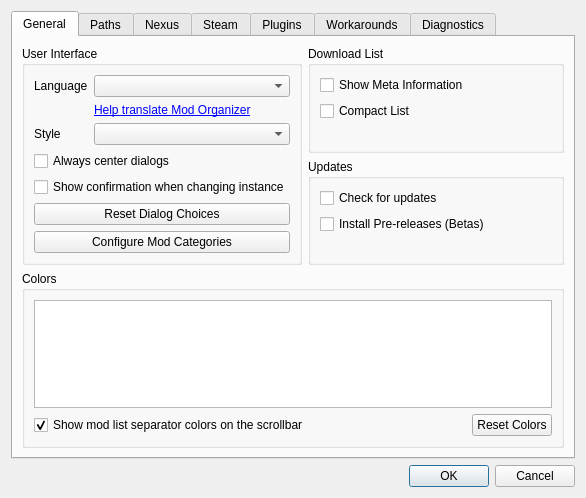
Old version of the form modorganizer/src/settingsdialog.ui in the repository Holt59/mo2-merge.
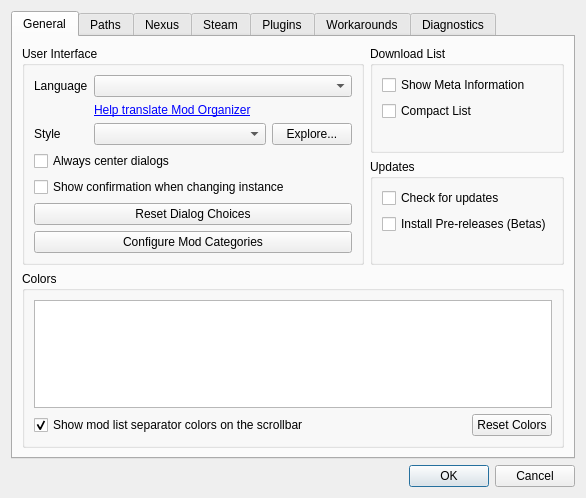
New version of the form. Icons and pictures are not drawn. Custom widgets are drawn as their Qt base class.

Commit message: [modorganizer] added explore button in the settings to open stylesheets folder added stylesheets folder to the open folders button moved "Open MO2 Logs folder" up to be with instance folders, removed "MO2" in the name

Diff of the .ui file:
```diff
--- a/modorganizer/src/settingsdialog.ui
+++ b/modorganizer/src/settingsdialog.ui
@@ -45,7 +45,7 @@
          <layout class="QVBoxLayout" name="verticalLayout_14">
           <item>
            <widget class="QWidget" name="widget_6" native="true">
-            <layout class="QFormLayout" name="formLayout_4">
+            <layout class="QGridLayout" name="gridLayout_5" columnstretch="0,1,0">
              <property name="leftMargin">
               <number>0</number>
              </property>
@@ -65,16 +65,6 @@
                </property>
               </widget>
              </item>
-             <item row="0" column="1">
-              <widget class="QComboBox" name="languageBox">
-               <property name="toolTip">
-                <string>The language of the user interface.</string>
-               </property>
-               <property name="whatsThis">
-                <string>The language of the user interface.</string>
-               </property>
-              </widget>
-             </item>
              <item row="2" column="0">
               <widget class="QLabel" name="label_10">
                <property name="text">
@@ -92,7 +82,24 @@
                </property>
               </widget>
              </item>
-             <item row="1" column="1">
+             <item row="2" column="2">
+              <widget class="QPushButton" name="exploreStyles">
+               <property name="text">
+                <string>Explore...</string>
+               </property>
+              </widget>
+             </item>
+             <item row="0" column="1" colspan="2">
+              <widget class="QComboBox" name="languageBox">
+               <property name="toolTip">
+                <string>The language of the user interface.</string>
+               </property>
+               <property name="whatsThis">
+                <string>The language of the user interface.</string>
+               </property>
+              </widget>
+             </item>
+             <item row="1" column="1" colspan="2">
               <widget class="LinkLabel" name="label_33">
                <property name="text">
                 <string>&lt;a href=&quot;https://www.transifex.com/tannin/mod-organizer/&quot;&gt;Help translate Mod Organizer&lt;/a&gt;</string>
```
The commit also changes 4 other files.
